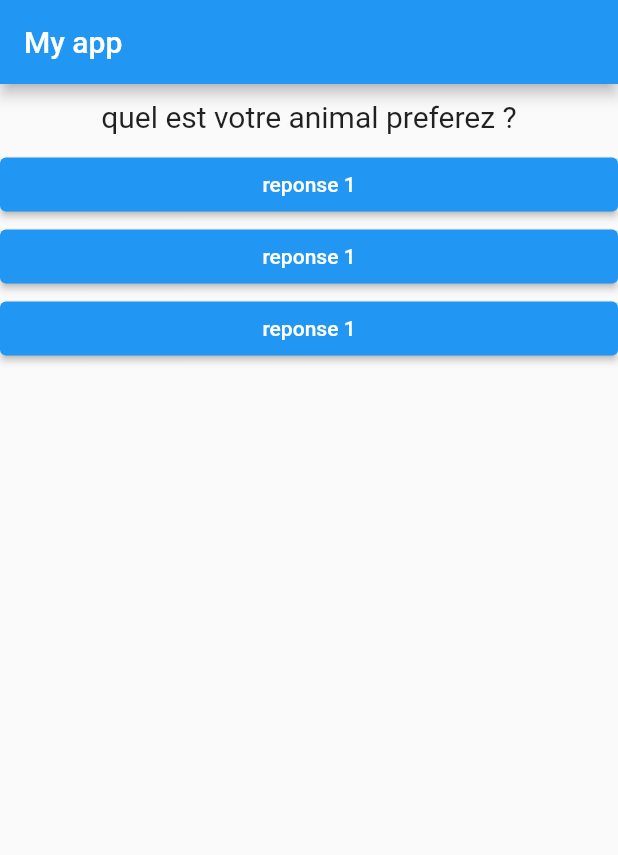
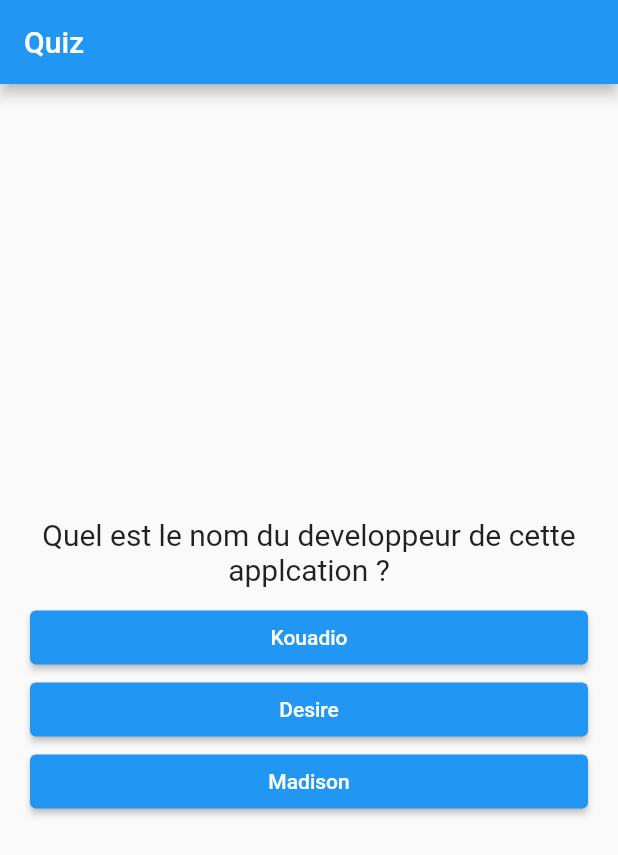
Before and after one commit to madison08/simple-quiz, a Flutter app: the screen it shows after launch, on a phone screen of 412 x 824 dp. Shown: the top 855 px of the screen. Run offline on Flutter 3.47's test engine with Material 2 defaults, Android fonts, the phone set to English and light mode, and no system bars.

Commit message:
finish quiz

```diff
--- a/lib/answer.dart
+++ b/lib/answer.dart
@@ -2,16 +2,18 @@ import 'package:flutter/material.dart';
 
 class Answer extends StatelessWidget {
   final Function selectHandler;
+  final String answerText;
 
-  Answer(this.selectHandler);
+  Answer(this.selectHandler, this.answerText);
 
   @override
   Widget build(BuildContext context) {
     return Container(
+      margin: EdgeInsets.only(left: 20, right: 20),
       width: double.infinity,
       child: ElevatedButton(
         onPressed: selectHandler,
-        child: Text('reponse 1'),
+        child: Text(answerText),
       ),
     );
   }
--- a/lib/main.dart
+++ b/lib/main.dart
@@ -1,6 +1,7 @@
 import 'package:flutter/material.dart';
 import './question.dart';
 import './answer.dart';
+import './result.dart';
 
 void main() => runApp(MyApp());
 
@@ -14,43 +15,71 @@ class MyApp extends StatefulWidget {
 class _MyAppState extends State<MyApp> {
   var _index = 0;
 
-  void _answer() {
+  var _totalScore = 0;
+
+  static const questions = [
+    {
+      "questionText": "Quel est le nom du developpeur de cette applcation ?",
+      "Answer": [
+        {'text': 'Kouadio', 'score': 0},
+        {'text': 'Desire', 'score': 0},
+        {'text': 'Madison', 'score': 5}
+      ]
+    },
+    {
+      "questionText": "Quel est la technos pref de madison",
+      "Answer": [
+        {'text': 'PHP', 'score': 0},
+        {'text': 'vuejs', 'score': 0},
+        {'text': 'flutter', 'score': 5}
+      ]
+    },
+    {
+      "questionText": "Quel est le plus metier cool ?",
+      "Answer": [
+        {'text': 'Footballeur', 'score': 0},
+        {'text': 'programmeur', 'score': 5},
+        {'text': 'Medecin', 'score': 0}
+      ]
+    },
+  ];
+
+  void _answer(int score) {
+    _totalScore = _totalScore + score;
+
     setState(() {
       _index = _index + 1;
     });
   }
 
+  void _replay() {
+    setState(() {
+      _index = 0;
+      _totalScore = 0;
+    });
+  }
+
   @override //build existe dans stateless ecrire override permet de dire nous remplacons le build() qui existe dans stateless par notre propre build()
   Widget build(BuildContext context) {
-    var questions = [
-      {
-        "questionText": "quel est votre animal preferez ?",
-        "Answer": ['Black', 'Red', 'Green', 'White']
-      },
-      {
-        "questionText": "quel est votre animal preferez ?",
-        "Answer": ['Snake', 'Elephant', 'Lion']
-      },
-      {
-        "questionText": "Qui est votre instructeur favoris ?",
-        "Answer": ['dev madison', 'dev dev', 'mec dev']
-      },
-    ];
-
     return MaterialApp(
-      debugShowCheckedModeBanner: true,
+      debugShowCheckedModeBanner: false,
       home: Scaffold(
         appBar: AppBar(
-          title: Text('My app'),
+          title: Text('Quiz'),
         ),
-        body: Column(
-          children: [
-            Question(questions[_index]["questionText"]),
-            Answer(_answer),
-            Answer(_answer),
-            Answer(_answer),
-          ],
-        ),
+        body: _index < questions.length
+            ? Column(
+                mainAxisAlignment: MainAxisAlignment.center,
+                children: [
+                  Question(questions[_index]["questionText"]),
+                  ...(questions[_index]['Answer'] as List<Map<String, Object>>)
+                      .map((answer) {
+                    return Answer(
+                        () => _answer(answer['score']), answer['text']);
+                  }).toList()
+                ],
+              )
+            : Result(_replay, _totalScore),
       ),
     );
   }
```
Also changed, not shown: lib/result.dart (added, +26 -0 lines).
